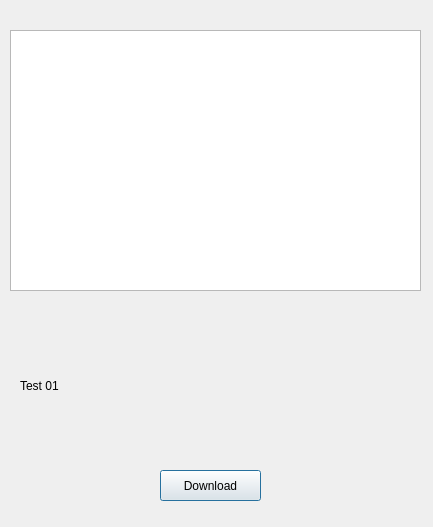
First picture: the form in OpenAerialMap/gui/ui/img_browser.ui, repository hotosm/oam-qgis-plugin, before the edit.
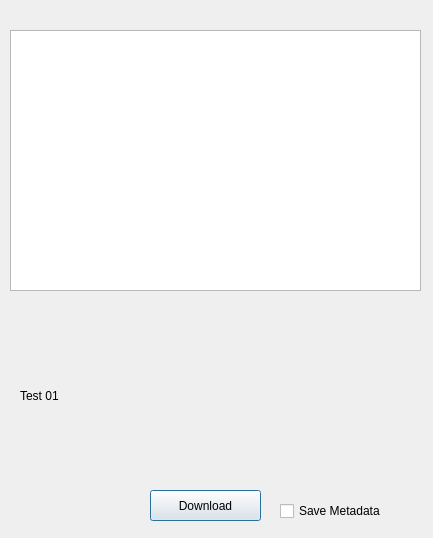
Second picture: the form after the edit.

Commit message: Update of image browser, search dialog, and upload wizard 1. Added statements for saving metadata with full image 2. Disable oam metadata upload function, and tile service function 3. Modified the display of metadata in image browser 4. Modified the default date value for image search 5. Commented out some unnecessary statements

Patch:
```diff
--- a/OpenAerialMap/gui/ui/img_browser.ui
+++ b/OpenAerialMap/gui/ui/img_browser.ui
@@ -7,7 +7,7 @@
     <x>0</x>
     <y>0</y>
     <width>433</width>
-    <height>527</height>
+    <height>538</height>
    </rect>
   </property>
   <property name="windowTitle">
@@ -26,9 +26,9 @@
   <widget class="QPushButton" name="pushButtonDownload">
    <property name="geometry">
     <rect>
-     <x>160</x>
-     <y>470</y>
-     <width>101</width>
+     <x>150</x>
+     <y>490</y>
+     <width>111</width>
      <height>31</height>
     </rect>
    </property>
@@ -40,15 +40,28 @@
    <property name="geometry">
     <rect>
      <x>20</x>
-     <y>330</y>
+     <y>320</y>
      <width>381</width>
-     <height>111</height>
+     <height>151</height>
     </rect>
    </property>
    <property name="text">
     <string>Test 01</string>
    </property>
   </widget>
+  <widget class="QCheckBox" name="checkBoxSaveMeta">
+   <property name="geometry">
+    <rect>
+     <x>280</x>
+     <y>500</y>
+     <width>111</width>
+     <height>22</height>
+    </rect>
+   </property>
+   <property name="text">
+    <string>Save Metadata</string>
+   </property>
+  </widget>
  </widget>
  <resources/>
  <connections/>
```
The commit also changes 4 other files.
